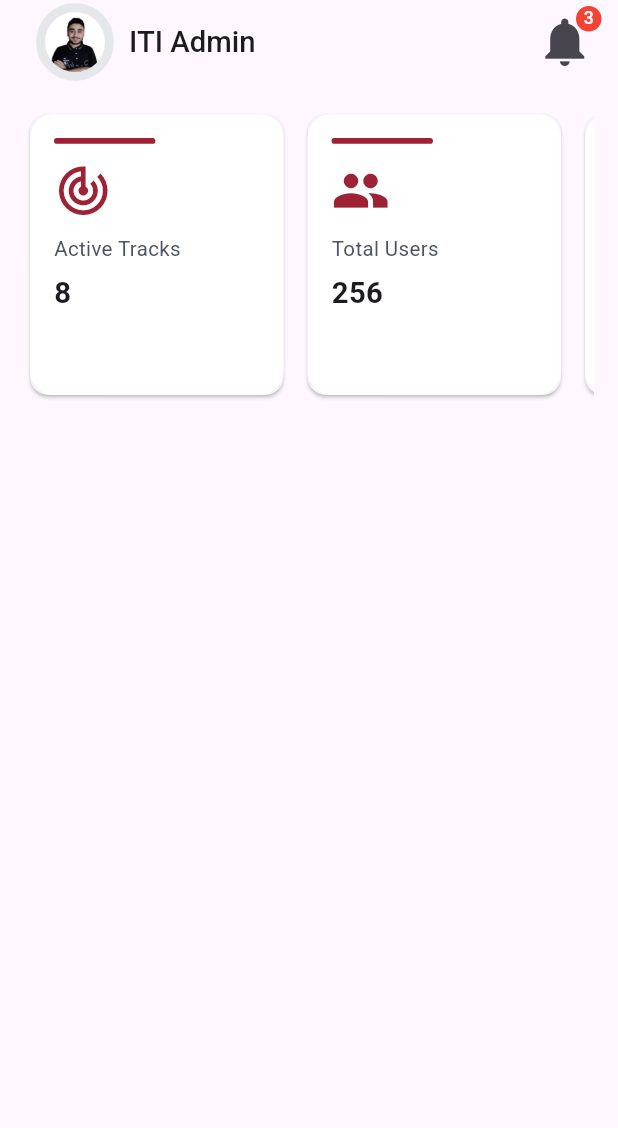
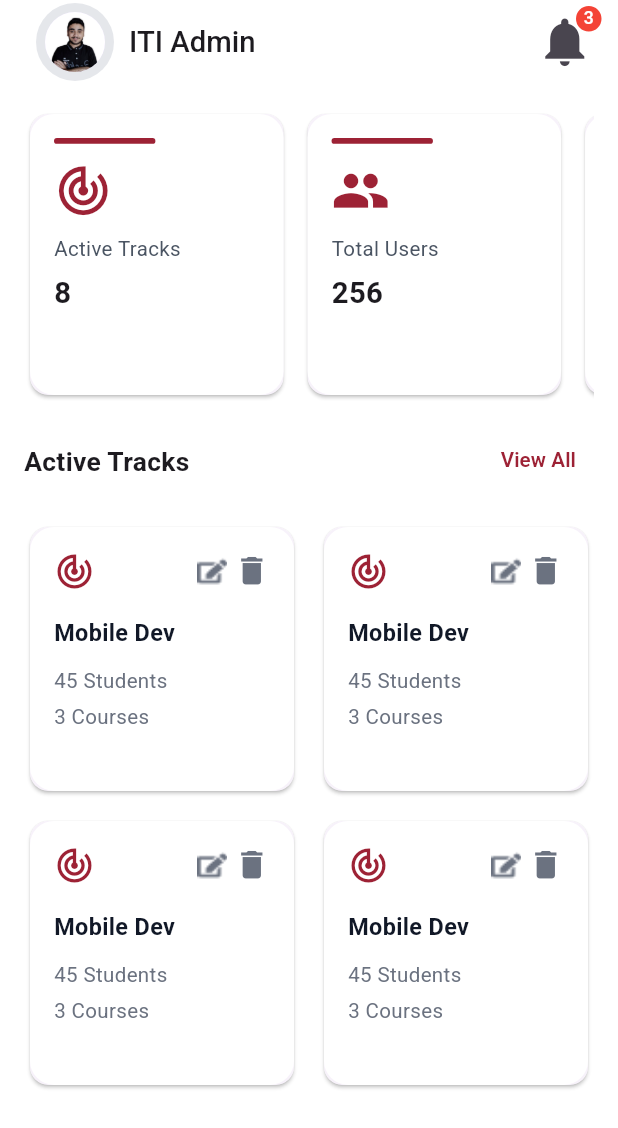
Before and after one commit to Mahmoudelnagar5/ITI---Graduation-Project, a Flutter app: the screen it shows after launch, on a phone screen of 412 x 824 dp. Shown: the top 1128 px of the screen. Run offline on Flutter 3.47's test engine with Material 3 defaults, Android fonts, the phone set to English and light mode, and no system bars; our stand-ins replace bloc, device_preview, flutter_bloc, flutter_screenutil, flutter_svg, gap and 3 more.

Commit message:
feat: add active track item and grid view for dashboard, update app bar styles and assets

```diff
--- a/lib/core/utilities/assets_manager.dart
+++ b/lib/core/utilities/assets_manager.dart
@@ -25,6 +25,10 @@ class Assets {
   /// Assets for imagesLogo
   /// assets/images/logo.png
   static const String imagesLogo = "assets/images/logo.png";
+
+  /// Assets for imagesEditIcon
+  /// assets/images/editIcon.png
+  static const String imagesEditIcon = "assets/images/editIcon.png";
 
   /// Assets for imagesOnboarding
   /// assets/images/onboarding.jpg
--- a/lib/users/super_admin/features/dashboard/presentation/views/dashboard_view.dart
+++ b/lib/users/super_admin/features/dashboard/presentation/views/dashboard_view.dart
@@ -8,6 +8,7 @@ class DashboardView extends StatelessWidget {
   @override
   Widget build(BuildContext context) {
     return const Scaffold(
+      backgroundColor: AppColors.white,
       appBar: CustonAppBarAdmin(),
       body: DashboardViewBody(),
     );
--- /dev/null
+++ b/lib/users/super_admin/features/dashboard/presentation/widgets/active_track_item.dart
@@ -0,0 +1,66 @@
+import '../../../../../../core/routing/route_export.dart';
+
+class ActiveTrackItem extends StatelessWidget {
+  const ActiveTrackItem({super.key});
+
+  @override
+  Widget build(BuildContext context) {
+    return Card(
+      elevation: 1,
+      child: Container(
+        width: 140.w,
+        padding: const EdgeInsets.all(16),
+        decoration: BoxDecoration(
+          borderRadius: BorderRadius.circular(16),
+          color: AppColors.white,
+        ),
+        child: Column(
+          crossAxisAlignment: CrossAxisAlignment.start,
+          children: [
+            Row(
+              children: [
+                Icon(
+                  Icons.track_changes,
+                  color: AppColors.mainColorStart,
+                  size: 28.r,
+                ),
+                const Spacer(),
+                Image.asset(Assets.imagesEditIcon, scale: .82.r),
+                const Gap(4),
+                Icon(
+                  Icons.delete,
+                  color: AppColors.searchIconcolor,
+                  size: 25.r,
+                ),
+              ],
+            ),
+
+            const Gap(16),
+
+            Text(
+              'Mobile Dev',
+              style: AppTextStyles.textStyleMedium16.copyWith(
+                color: AppColors.hometusertitle,
+                fontWeight: FontWeight.w700,
+              ),
+            ),
+            const Gap(12),
+            Text(
+              '45 Students',
+              style: AppTextStyles.textStyleRegular14.copyWith(
+                color: AppColors.searchIconcolor,
+              ),
+            ),
+            const Gap(4),
+            Text(
+              '3 Courses',
+              style: AppTextStyles.textStyleRegular14.copyWith(
+                color: AppColors.searchIconcolor,
+              ),
+            ),
+          ],
+        ),
+      ),
+    );
+  }
+}
--- a/lib/users/super_admin/features/dashboard/presentation/widgets/custom_app_bar_admin.dart
+++ b/lib/users/super_admin/features/dashboard/presentation/widgets/custom_app_bar_admin.dart
@@ -6,6 +6,8 @@ class CustonAppBarAdmin extends StatelessWidget implements PreferredSizeWidget {
   @override
   Widget build(BuildContext context) {
     return AppBar(
+      elevation: 0,
+      backgroundColor: Colors.transparent,
       title: Padding(
         padding: const EdgeInsets.only(left: 8.0),
         child: Row(
--- a/lib/users/super_admin/features/dashboard/presentation/widgets/custom_container_info.dart
+++ b/lib/users/super_admin/features/dashboard/presentation/widgets/custom_container_info.dart
@@ -14,6 +14,7 @@ class CustomContainerInfo extends StatelessWidget {
   Widget build(BuildContext context) {
     return Card(
       elevation: 1,
+
       child: Container(
         width: 160.w,
         padding: const EdgeInsets.all(16),
--- a/lib/users/super_admin/features/dashboard/presentation/widgets/dashboard_view_body.dart
+++ b/lib/users/super_admin/features/dashboard/presentation/widgets/dashboard_view_body.dart
@@ -1,5 +1,5 @@
 import '../../../../../../core/routing/route_export.dart';
-import 'custom_container_info.dart';
+import 'girdview_active_track_item.dart';
 import 'list_view_items_info.dart';
 
 class DashboardViewBody extends StatelessWidget {
@@ -7,10 +7,38 @@ class DashboardViewBody extends StatelessWidget {
 
   @override
   Widget build(BuildContext context) {
-    return const SingleChildScrollView(
+    return SingleChildScrollView(
       child: Padding(
-        padding: EdgeInsets.all(16.0),
-        child: Column(children: [ListViewItemsInfo()]),
+        padding: const EdgeInsets.all(16.0),
+        child: Column(
+          children: [
+            const ListViewItemsInfo(),
+            const Gap(16),
+            Row(
+              mainAxisAlignment: MainAxisAlignment.spaceBetween,
+              children: [
+                Text(
+                  'Active Tracks',
+                  style: AppTextStyles.textStyleSemiBold18.copyWith(
+                    fontWeight: FontWeight.w700,
+                  ),
+                ),
+                TextButton(
+                  onPressed: () {},
+                  child: Text(
+                    'View All',
+                    style: AppTextStyles.textStyleMedium14.copyWith(
+                      color: AppColors.mainColorStart,
+                      fontWeight: FontWeight.w600,
+                    ),
+                  ),
+                ),
+              ],
+            ),
+            const Gap(16),
+            const GirdViewActiveTrackItem(),
+          ],
+        ),
       ),
     );
   }
--- /dev/null
+++ b/lib/users/super_admin/features/dashboard/presentation/widgets/girdview_active_track_item.dart
@@ -0,0 +1,22 @@
+import '../../../../../../core/routing/route_export.dart';
+import 'active_track_item.dart';
+
+class GirdViewActiveTrackItem extends StatelessWidget {
+  const GirdViewActiveTrackItem({super.key});
+
+  @override
+  Widget build(BuildContext context) {
+    return GridView.builder(
+      shrinkWrap: true,
+      physics: const NeverScrollableScrollPhysics(),
+      gridDelegate: const SliverGridDelegateWithFixedCrossAxisCount(
+        crossAxisCount: 2,
+        mainAxisSpacing: 12.0,
+        crossAxisSpacing: 12.0,
+        childAspectRatio: 1,
+      ),
+      itemCount: 4,
+      itemBuilder: (context, index) => const ActiveTrackItem(),
+    );
+  }
+}
--- a/lib/users/super_admin/features/dashboard/presentation/widgets/list_view_items_info.dart
+++ b/lib/users/super_admin/features/dashboard/presentation/widgets/list_view_items_info.dart
@@ -28,6 +28,7 @@ class ListViewItemsInfo extends StatelessWidget {
     return SizedBox(
       height: 200.h,
       child: ListView.builder(
+        padding: EdgeInsets.zero,
         scrollDirection: Axis.horizontal,
         physics: const BouncingScrollPhysics(),
         itemCount: items.length,
```
Also changed, not shown: assets/images/editIcon.png (added).
